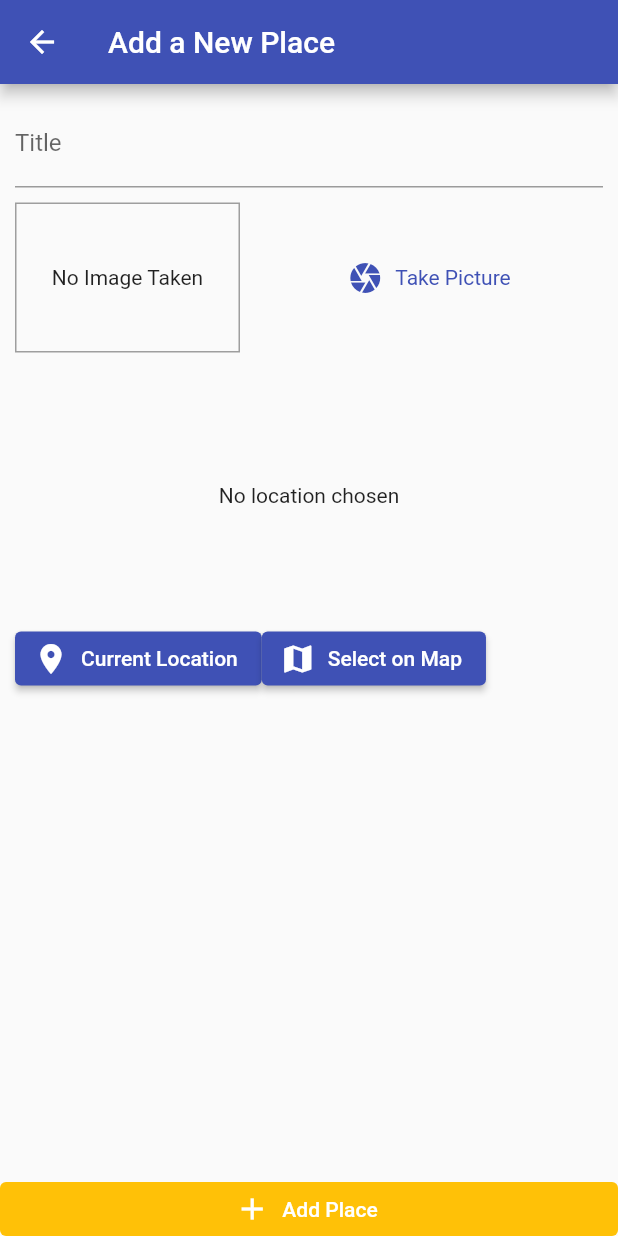
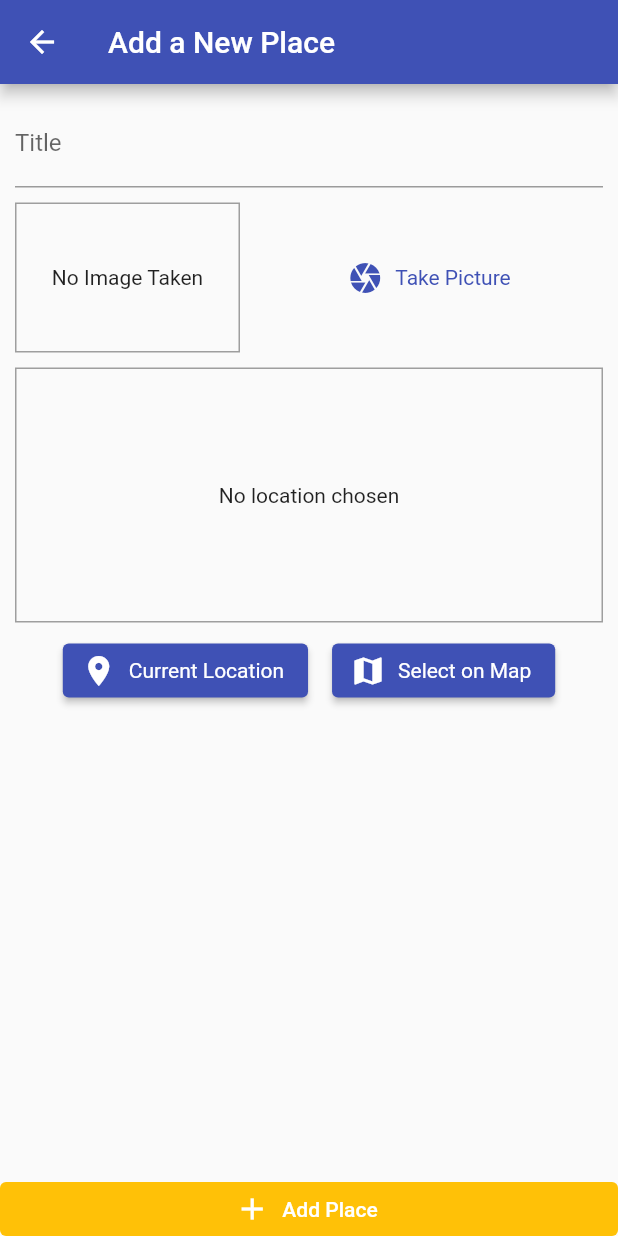
Before and after one commit to Obinna-e/greatplaces, a Flutter app: the AddPlaceScreen screen opened by its route, after a tap on "Current Location", on a phone screen of 412 x 824 dp. Run offline on Flutter 3.47's test engine with Material 2 defaults, Android fonts, the phone set to English and light mode, and no system bars; our stand-ins replace image_picker, location, sqflite; accounts and stored records are empty.

Commit message:
location

```diff
--- a/lib/widgets/image_input.dart
+++ b/lib/widgets/image_input.dart
@@ -69,7 +69,8 @@ class _ImageInputState extends State<ImageInput> {
             style: TextButton.styleFrom(
               textStyle: TextStyle(color: Theme.of(context).primaryColor),
             ),
-        ))
+          ),
+        ),
       ],
     );
   }
--- a/lib/widgets/location_input.dart
+++ b/lib/widgets/location_input.dart
@@ -1,4 +1,5 @@
 import 'package:flutter/material.dart';
+import 'package:location/location.dart';
 
 class LocationInput extends StatefulWidget {
   @override
@@ -7,6 +8,11 @@ class LocationInput extends StatefulWidget {
 
 class _LocationInputState extends State<LocationInput> {
   String _previewImageUrl;
+  Future<void> _getCurrentUserLocation() async {
+    final locData = await Location().getLocation();
+    print(locData.latitude);
+    print(locData.longitude);
+  }
 
   @override
   Widget build(BuildContext context) {
@@ -16,6 +22,9 @@ class _LocationInputState extends State<LocationInput> {
           alignment: Alignment.center,
           height: 170,
           width: double.infinity,
+          decoration: BoxDecoration(
+            border: Border.all(width: 1, color: Colors.grey),
+          ),
           child: _previewImageUrl == null
               ? Text(
                   'No location chosen',
@@ -28,20 +37,31 @@ class _LocationInputState extends State<LocationInput> {
                 ),
         ),
         Row(
+          mainAxisAlignment: MainAxisAlignment.center,
           children: [
-            ElevatedButton.icon(
-              onPressed: () {},
+            Padding(
+              padding: const EdgeInsets.all(8.0),
+              child: ElevatedButton.icon(
+                onPressed: _getCurrentUserLocation,
                 icon: Icon(Icons.location_on),
                 label: Text('Current Location'),
                 style: ElevatedButton.styleFrom(
-                  primary: Theme.of(context).primaryColor),
+                  textStyle: TextStyle(color: Theme.of(context).primaryColor),
                 ),
-            ElevatedButton.icon(
-              onPressed: () {},
+              ),
+            ),
+            Padding(
+              padding: const EdgeInsets.all(8.0),
+              child: ElevatedButton.icon(
+                onPressed: () {
+                  print('hi');
+                },
                 icon: Icon(Icons.map),
                 label: Text('Select on Map'),
                 style: ElevatedButton.styleFrom(
-                  primary: Theme.of(context).primaryColor),
+                  textStyle: TextStyle(color: Theme.of(context).primaryColor),
+                ),
+              ),
             ),
           ],
         )
```
Also changed, not shown: 1 other file. Lines whose indentation alone changed are shown as unchanged.
